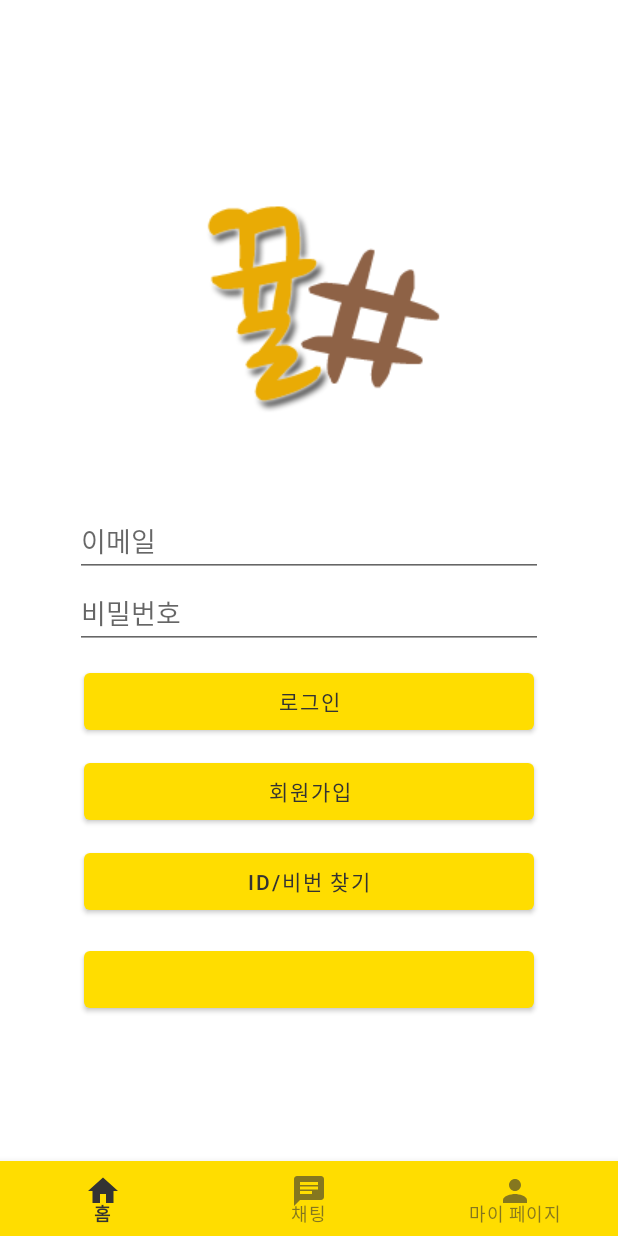
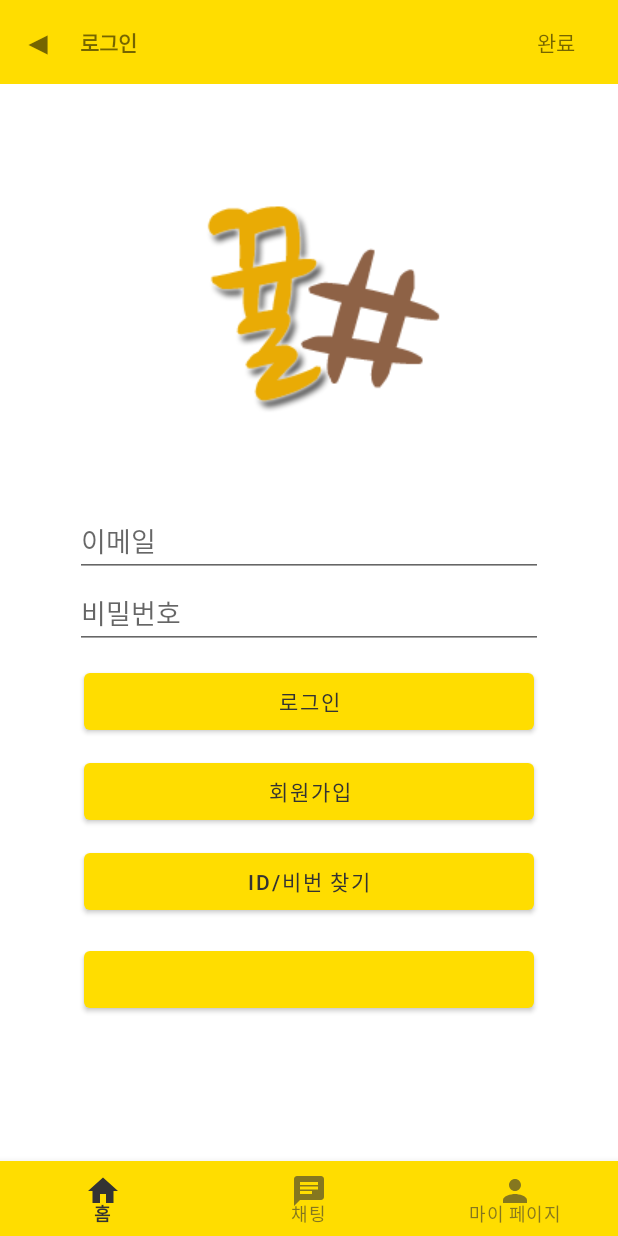
Before and after one commit to LeeBaeng/GGYULMarket, an Android app: the fragment LoginFragment placed in its activity, on a phone screen of 412 x 824 dp. Run offline under Robolectric (Android 15) with nearby library versions, the phone set to English and light mode, and no system bars; our stand-ins replace Firebase (no records; nobody signed in at launch, a user with empty details on screens opened directly), data binding; libraries missing offline, so code that uses them is left out: com.leebaeng.util; plain views replace LoginButton; 2 statements that could not run were skipped.

Commit message:
feat : DataBinding 적용, 공통 Toolbar 제작, 공통 Spline Style 제작, 코드 포맷팅 적용 - DataBinding 적용    . ViewBinding -> DataBinding 변환 및 Fragment binding 선언 및 적용    . kapt plugin gradle 추가 - 공통 Toolbar 제작(toolbar_common.xml)    . dataBinding 이용하여 xml내에서 Title 및 Button 클릭 리스너 설정 기능 추가    . Button 클릭 리스너 미설정 시, 관련 텍스트뷰 버튼의 Visible 자동 설정 기능 추가 - 공통 Spline Style 제작    . layout xml에서 <View> 생성 후 style 적용 시 spline 공통 스타일 적용하여 사용 가능    . include용 layout으로 생성하지 않은 이유 : constraintLayout 속성 적용을 위해선 include 마다 width, height를 일일히 지정해 줘야 함

```diff
--- a/app/build.gradle
+++ b/app/build.gradle
@@ -2,6 +2,7 @@ plugins {
     id 'com.android.application'
     id 'kotlin-android'
     id 'com.google.gms.google-services'
+    id 'kotlin-kapt'
 }
 
 android {
@@ -30,7 +31,7 @@ android {
     kotlinOptions {
         jvmTarget = '1.8'
     }
-    viewBinding{
+    dataBinding {
         enabled = true
     }
 }
--- a/app/src/main/java/com/leebaeng/ggyulmarket/chatlist/ChatListFragment.kt
+++ b/app/src/main/java/com/leebaeng/ggyulmarket/chatlist/ChatListFragment.kt
@@ -1,7 +1,15 @@
 package com.leebaeng.ggyulmarket.chatlist
 
+import android.os.Bundle
+import android.view.View
 import androidx.fragment.app.Fragment
 import com.leebaeng.ggyulmarket.R
+import com.leebaeng.ggyulmarket.databinding.FragmentChatlistBinding
 
-class ChatListFragment : Fragment(R.layout.fragment_chatlist){
+class ChatListFragment : Fragment(R.layout.fragment_chatlist) {
+    private lateinit var binding: FragmentChatlistBinding
+
+    override fun onViewCreated(view: View, savedInstanceState: Bundle?) {
+        binding = FragmentChatlistBinding.bind(view)
+    }
 }
--- a/app/src/main/java/com/leebaeng/ggyulmarket/login/LoginFragment.kt
+++ b/app/src/main/java/com/leebaeng/ggyulmarket/login/LoginFragment.kt
@@ -1,8 +1,15 @@
 package com.leebaeng.ggyulmarket.login
 
+import android.os.Bundle
+import android.view.View
 import androidx.fragment.app.Fragment
 import com.leebaeng.ggyulmarket.R
+import com.leebaeng.ggyulmarket.databinding.FragmentLoginBinding
 
-class LoginFragment : Fragment(R.layout.fragment_login){
+class LoginFragment : Fragment(R.layout.fragment_login) {
+    private lateinit var binding: FragmentLoginBinding
 
+    override fun onViewCreated(view: View, savedInstanceState: Bundle?) {
+        binding = FragmentLoginBinding.bind(view)
+    }
 }
--- a/app/src/main/java/com/leebaeng/ggyulmarket/mypage/MyPageFragment.kt
+++ b/app/src/main/java/com/leebaeng/ggyulmarket/mypage/MyPageFragment.kt
@@ -1,7 +1,15 @@
 package com.leebaeng.ggyulmarket.mypage
 
+import android.os.Bundle
+import android.view.View
 import androidx.fragment.app.Fragment
 import com.leebaeng.ggyulmarket.R
+import com.leebaeng.ggyulmarket.databinding.FragmentMypageBinding
 
-class MyPageFragment : Fragment(R.layout.fragment_mypage){
+class MyPageFragment : Fragment(R.layout.fragment_mypage) {
+    private lateinit var binding: FragmentMypageBinding
+
+    override fun onViewCreated(view: View, savedInstanceState: Bundle?) {
+        binding = FragmentMypageBinding.bind(view)
+    }
 }
--- a/app/src/main/res/layout/fragment_login.xml
+++ b/app/src/main/res/layout/fragment_login.xml
@@ -1,36 +1,39 @@
 <?xml version="1.0" encoding="utf-8"?>
+<layout>
+
     <androidx.constraintlayout.widget.ConstraintLayout xmlns:android="http://schemas.android.com/apk/res/android"
         xmlns:app="http://schemas.android.com/apk/res-auto"
         android:layout_width="match_parent"
         android:layout_height="match_parent">
 
+        <include
+            layout="@layout/toolbar_common"
+            app:pageTitle="@{`로그인`}" />
+
         <LinearLayout
             android:layout_width="match_parent"
             android:layout_height="wrap_content"
+            android:layout_marginBottom="20dp"
+            android:gravity="center"
+            android:orientation="vertical"
             android:paddingStart="50dp"
             android:paddingEnd="50dp"
             app:layout_constraintBottom_toBottomOf="parent"
             app:layout_constraintEnd_toEndOf="parent"
             app:layout_constraintStart_toStartOf="parent"
-        app:layout_constraintTop_toTopOf="parent"
-        android:orientation="vertical"
-        android:gravity="center"
-        android:layout_marginBottom="20dp"
-        >
+            app:layout_constraintTop_toTopOf="parent">
 
             <ImageView
                 android:layout_width="wrap_content"
                 android:layout_height="wrap_content"
-            android:src="@drawable/icon_shop"
                 android:layout_marginBottom="10dp"
-            />
+                android:src="@drawable/icon_shop" />
 
             <EditText
                 android:id="@+id/edtId"
                 android:layout_width="match_parent"
                 android:layout_height="wrap_content"
-            android:hint="이메일"
-            />
+                android:hint="이메일" />
 
             <EditText
                 android:id="@+id/edtPwd"
@@ -38,38 +41,36 @@
                 android:layout_height="wrap_content"
                 android:layout_marginBottom="10dp"
                 android:hint="비밀번호"
-            android:inputType="textPassword"
-            />
+                android:inputType="textPassword" />
 
             <Button
                 android:id="@+id/btnLogin"
                 android:layout_width="300dp"
                 android:layout_height="50dp"
                 android:layout_marginBottom="10dp"
-            android:text="로그인"/>
+                android:text="로그인" />
 
             <Button
                 android:id="@+id/btnJoin"
                 android:layout_width="300dp"
                 android:layout_height="50dp"
                 android:layout_marginBottom="10dp"
-            android:text="회원가입"/>
+                android:text="회원가입" />
 
             <Button
                 android:id="@+id/btnFindIdAndPwd"
                 android:layout_width="300dp"
                 android:layout_height="50dp"
                 android:layout_marginBottom="10dp"
-            android:text="ID/비번 찾기"/>
+                android:text="ID/비번 찾기" />
 
             <com.facebook.login.widget.LoginButton
                 android:id="@+id/btnFacebookLogin"
                 android:layout_width="300dp"
                 android:layout_height="50dp"
-            android:layout_marginTop="5dp"
-            />
+                android:layout_marginTop="5dp" />
         </LinearLayout>
 
 
-
     </androidx.constraintlayout.widget.ConstraintLayout>
+</layout>
--- /dev/null
+++ b/app/src/main/res/layout/toolbar_common.xml
@@ -0,0 +1,65 @@
+<?xml version="1.0" encoding="utf-8"?>
+<layout xmlns:tool="http://schemas.android.com/tools">
+
+    <data>
+
+        <import type="android.view.View" />
+
+        <variable
+            name="pageTitle"
+            type="String" />
+
+        <variable
+            name="onBackBtnClicked"
+            type="View.OnClickListener" />
+
+        <variable
+            name="onCompleteBtnClicked"
+            type="View.OnClickListener" />
+    </data>
+
+    <LinearLayout xmlns:android="http://schemas.android.com/apk/res/android"
+        xmlns:app="http://schemas.android.com/apk/res-auto"
+        android:id="@+id/layoutActionBar"
+        android:layout_width="match_parent"
+        android:layout_height="?attr/actionBarSize"
+        android:background="?attr/colorPrimary"
+        android:gravity="center_vertical"
+        android:orientation="horizontal"
+        android:paddingEnd="15dp"
+        app:layout_constraintTop_toTopOf="parent">
+
+        <TextView
+            android:layout_width="0dp"
+            android:layout_height="wrap_content"
+            android:layout_weight="1"
+            android:lines="1"
+            android:onClick="@{onBackBtnClicked::onClick}"
+            android:paddingStart="15dp"
+            android:text="◀"
+            android:textSize="20sp"
+            android:textStyle="bold"
+            android:visibility="@{onBackBtnClicked != null ? View.VISIBLE : View.GONE, default=gone}" />
+
+        <TextView
+            android:layout_width="0dp"
+            android:layout_height="wrap_content"
+            android:layout_marginStart="15dp"
+            android:layout_weight="8"
+            android:ellipsize="end"
+            android:lines="1"
+            android:text="@{pageTitle}"
+            android:textStyle="bold"
+            tool:text="Title" />
+
+        <TextView
+            android:layout_width="0dp"
+            android:layout_height="wrap_content"
+            android:layout_weight="1"
+            android:lines="1"
+            android:onClick="@{onCompleteBtnClicked::onClick}"
+            android:text="완료"
+            android:visibility="@{onCompleteBtnClicked != null ? View.VISIBLE : View.GONE, default=gone}" />
+
+    </LinearLayout>
+</layout>
--- a/settings.gradle
+++ b/settings.gradle
@@ -5,8 +5,8 @@ dependencyResolutionManagement {
         mavenCentral()
         jcenter() // Warning: this repository is going to shut down soon
 
-        maven { url "https://jitpack.io"} // Add This Line
+        maven { url "https://jitpack.io" }
     }
 }
-rootProject.name = "GgyulMarket"
+rootProject.name = "GGYULMarket"
 include ':app'
```
Also changed, not shown: app/src/main/res/layout/fragment_chatlist.xml (+12 -6 lines), app/src/main/res/layout/fragment_home.xml (+21 -22 lines), app/src/main/res/layout/fragment_mypage.xml (+8 -6 lines), app/src/main/res/layout/item_market.xml (+46 -50 lines), app/src/main/res/menu/bottom_navigation_menu.xml (+7 -8 lines), app/src/main/res/values/styles.xml (added, +10 -0 lines). Lines whose indentation alone changed are shown as unchanged.
